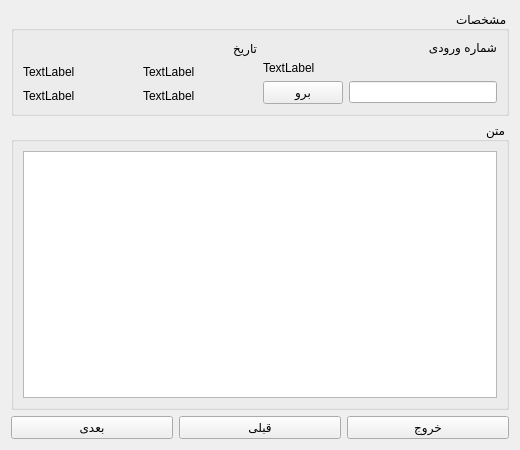
Before: the Qt Designer form readform.ui in mohalisad/MPD, drawn with Qt 5.
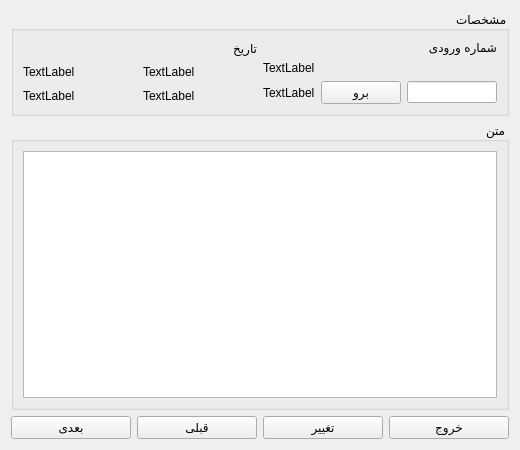
After: the same form once the commit is applied.

Diff of the .ui file:
```diff
--- a/readform.ui
+++ b/readform.ui
@@ -57,6 +57,13 @@
             </property>
            </widget>
           </item>
+          <item>
+           <widget class="QLabel" name="indexNumber">
+            <property name="text">
+             <string>TextLabel</string>
+            </property>
+           </widget>
+          </item>
          </layout>
         </item>
        </layout>
@@ -140,6 +147,13 @@
        </property>
       </widget>
      </item>
+     <item>
+      <widget class="QPushButton" name="editBut">
+       <property name="text">
+        <string>تغییر</string>
+       </property>
+      </widget>
+     </item>
      <item>
       <widget class="QPushButton" name="prevBut">
        <property name="text">
```
Left out of the diff: 2 changed lines with no effect on the pictures.
